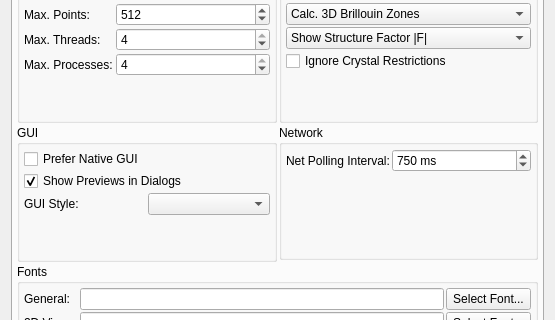
The window that core/ui/settings.ui (ILLGrenoble/takin) describes before a commit, drawn with Qt 5; both pictures show x 0 to 555 and y 112 to 432 of the 555 by 642 pixel window.
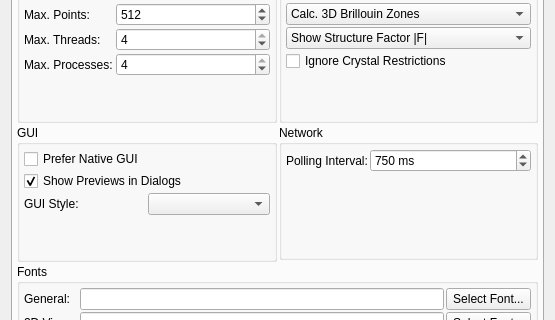
The same window after the commit.

Diff of the .ui file:
```diff
--- a/core/ui/settings.ui
+++ b/core/ui/settings.ui
@@ -262,7 +262,7 @@
              </sizepolicy>
             </property>
             <property name="text">
-             <string>Net Polling Interval:</string>
+             <string>Polling Interval:</string>
             </property>
             <property name="buddy">
              <cstring>spinNetPoll</cstring>
```
